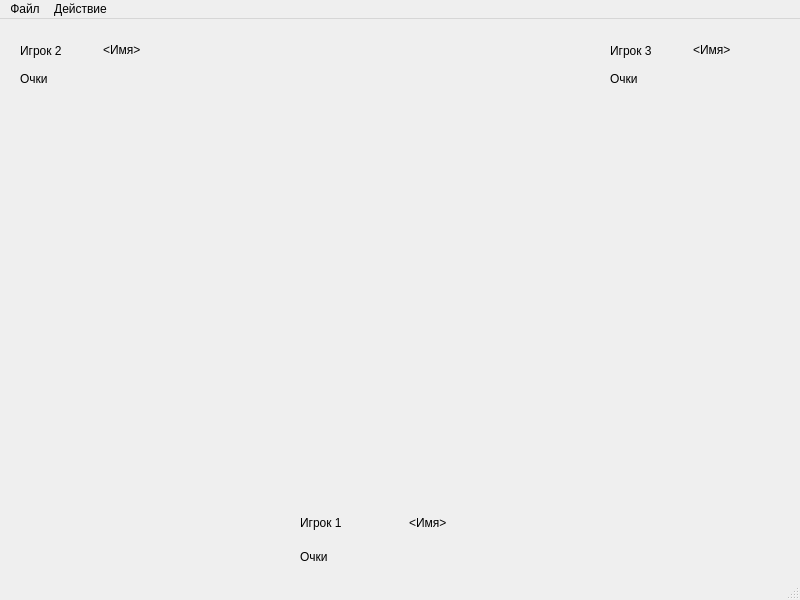
Before: the Qt Designer form game/chess1v3/mainwindow.ui in RadomirZnosok/JCRPO, drawn with Qt 5.
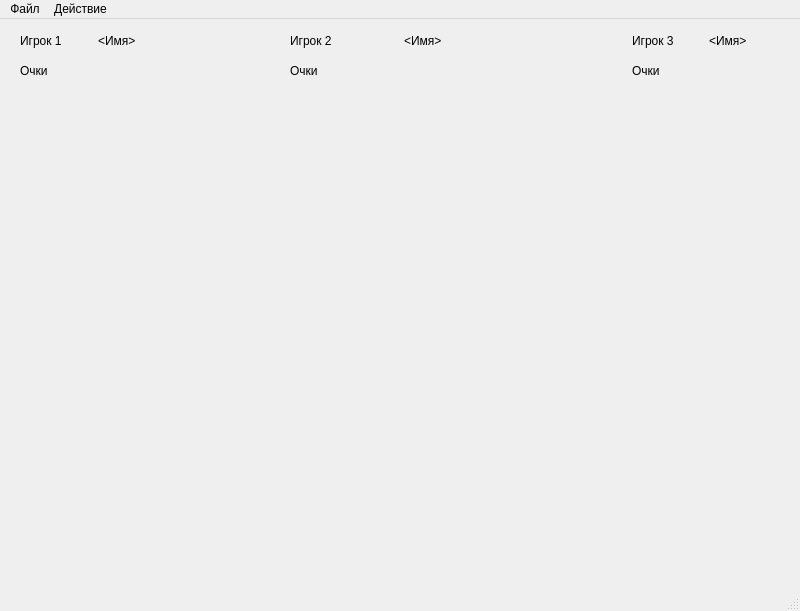
After: the same form once the commit is applied. Icons and pictures are not drawn.

```diff
--- a/game/chess1v3/mainwindow.ui
+++ b/game/chess1v3/mainwindow.ui
@@ -7,63 +7,103 @@
     <x>0</x>
     <y>0</y>
     <width>800</width>
-    <height>600</height>
+    <height>611</height>
    </rect>
   </property>
+  <property name="minimumSize">
+   <size>
+    <width>800</width>
+    <height>611</height>
+   </size>
+  </property>
   <property name="windowTitle">
    <string>MainWindow</string>
   </property>
   <widget class="QWidget" name="centralwidget">
-   <widget class="QWidget" name="gridLayoutWidget">
+   <widget class="QWidget" name="gridLayoutWidget_4">
     <property name="geometry">
      <rect>
       <x>20</x>
-      <y>20</y>
-      <width>160</width>
-      <height>51</height>
+      <y>10</y>
+      <width>761</width>
+      <height>558</height>
      </rect>
     </property>
-    <layout class="QGridLayout" name="gridLayout">
-     <item row="0" column="1">
-      <widget class="QLabel" name="label_4">
+    <layout class="QGridLayout" name="gridLayout_4" rowstretch="1,1,1,1,1" columnstretch="1,1,1,1,1,1,1,1" rowminimumheight="0,0,0,0,0">
+     <item row="0" column="2" rowspan="2">
+      <spacer name="horizontalSpacer">
+       <property name="orientation">
+        <enum>Qt::Horizontal</enum>
+       </property>
+       <property name="sizeHint" stdset="0">
+        <size>
+         <width>40</width>
+         <height>20</height>
+        </size>
+       </property>
+      </spacer>
+     </item>
+     <item row="0" column="6">
+      <widget class="QLabel" name="label_9">
        <property name="text">
-        <string>&lt;Имя&gt;</string>
+        <string>Игрок 3</string>
        </property>
       </widget>
      </item>
-     <item row="1" column="0">
-      <widget class="QLabel" name="label_5">
+     <item row="2" column="0" colspan="8">
+      <spacer name="verticalSpacer_2">
+       <property name="orientation">
+        <enum>Qt::Vertical</enum>
+       </property>
+       <property name="sizeHint" stdset="0">
+        <size>
+         <width>20</width>
+         <height>40</height>
+        </size>
+       </property>
+      </spacer>
+     </item>
+     <item row="1" column="4">
+      <widget class="QLabel" name="l_PScore2">
+       <property name="text">
+        <string/>
+       </property>
+      </widget>
+     </item>
+     <item row="4" column="0" colspan="8">
+      <spacer name="verticalSpacer">
+       <property name="orientation">
+        <enum>Qt::Vertical</enum>
+       </property>
+       <property name="sizeHint" stdset="0">
+        <size>
+         <width>20</width>
+         <height>40</height>
+        </size>
+       </property>
+      </spacer>
+     </item>
+     <item row="1" column="6">
+      <widget class="QLabel" name="label_11">
        <property name="text">
         <string>Очки</string>
        </property>
       </widget>
      </item>
-     <item row="0" column="0">
+     <item row="0" column="4">
+      <widget class="QLabel" name="l_PName2">
+       <property name="text">
+        <string>&lt;Имя&gt;</string>
+       </property>
+      </widget>
+     </item>
+     <item row="0" column="3">
       <widget class="QLabel" name="label">
        <property name="text">
         <string>Игрок 2</string>
        </property>
       </widget>
      </item>
-    </layout>
-   </widget>
-   <widget class="QWidget" name="gridLayoutWidget_4">
-    <property name="geometry">
-     <rect>
-      <x>300</x>
-      <y>490</y>
-      <width>211</width>
-      <height>62</height>
-     </rect>
-    </property>
-    <layout class="QGridLayout" name="gridLayout_4">
-     <item row="0" column="1">
-      <widget class="QLabel" name="label_7">
-       <property name="text">
-        <string>&lt;Имя&gt;</string>
-       </property>
-      </widget>
-     </item>
      <item row="1" column="0">
       <widget class="QLabel" name="label_8">
        <property name="text">
@@ -71,6 +111,27 @@
        </property>
       </widget>
      </item>
+     <item row="1" column="7">
+      <widget class="QLabel" name="l_PScore3">
+       <property name="text">
+        <string/>
+       </property>
+      </widget>
+     </item>
+     <item row="1" column="1">
+      <widget class="QLabel" name="l_PScore1">
+       <property name="text">
+        <string/>
+       </property>
+      </widget>
+     </item>
+     <item row="0" column="7">
+      <widget class="QLabel" name="l_PName3">
+       <property name="text">
+        <string>&lt;Имя&gt;</string>
+       </property>
+      </widget>
+     </item>
      <item row="0" column="0">
       <widget class="QLabel" name="label_6">
        <property name="text">
@@ -78,54 +139,80 @@
        </property>
       </widget>
      </item>
-    </layout>
-   </widget>
-   <widget class="QWidget" name="gridLayoutWidget_5">
-    <property name="geometry">
-     <rect>
-      <x>610</x>
-      <y>20</y>
-      <width>160</width>
-      <height>51</height>
-     </rect>
-    </property>
-    <layout class="QGridLayout" name="gridLayout_5">
-     <item row="0" column="0">
-      <widget class="QLabel" name="label_9">
+     <item row="1" column="3">
+      <widget class="QLabel" name="label_5">
        <property name="text">
-        <string>Игрок 3</string>
+        <string>Очки</string>
        </property>
       </widget>
      </item>
      <item row="0" column="1">
-      <widget class="QLabel" name="label_10">
+      <widget class="QLabel" name="l_PName1">
        <property name="text">
         <string>&lt;Имя&gt;</string>
        </property>
       </widget>
      </item>
-     <item row="1" column="0">
-      <widget class="QLabel" name="label_11">
+     <item row="0" column="5" rowspan="2">
+      <spacer name="horizontalSpacer_3">
+       <property name="orientation">
+        <enum>Qt::Horizontal</enum>
+       </property>
+       <property name="sizeHint" stdset="0">
+        <size>
+         <width>40</width>
+         <height>20</height>
+        </size>
+       </property>
+      </spacer>
+     </item>
+     <item row="3" column="2" colspan="4">
+      <widget class="QLabel" name="label_2">
+       <property name="minimumSize">
+        <size>
+         <width>450</width>
+         <height>450</height>
+        </size>
+       </property>
        <property name="text">
-        <string>Очки</string>
+        <string/>
+       </property>
+       <property name="pixmap">
+        <pixmap>../../../../Users/USER/OneDrive/Изображения/Для работы/БГУИР_3курс_ЖЦРПО/chess1v3-doska 329x380.png</pixmap>
+       </property>
+       <property name="scaledContents">
+        <bool>true</bool>
        </property>
       </widget>
      </item>
+     <item row="3" column="0">
+      <spacer name="horizontalSpacer_2">
+       <property name="orientation">
+        <enum>Qt::Horizontal</enum>
+       </property>
+       <property name="sizeHint" stdset="0">
+        <size>
+         <width>40</width>
+         <height>20</height>
+        </size>
+       </property>
+      </spacer>
+     </item>
+     <item row="3" column="7">
+      <spacer name="horizontalSpacer_4">
+       <property name="orientation">
+        <enum>Qt::Horizontal</enum>
+       </property>
+       <property name="sizeHint" stdset="0">
+        <size>
+         <width>40</width>
+         <height>20</height>
+        </size>
+       </property>
+      </spacer>
+     </item>
     </layout>
    </widget>
-   <widget class="QLabel" name="label_2">
-    <property name="geometry">
-     <rect>
-      <x>150</x>
-      <y>-10</y>
-      <width>541</width>
-      <height>571</height>
-     </rect>
-    </property>
-    <property name="text">
-     <string/>
-    </property>
-   </widget>
   </widget>
   <widget class="QMenuBar" name="menubar">
    <property name="geometry">
```
